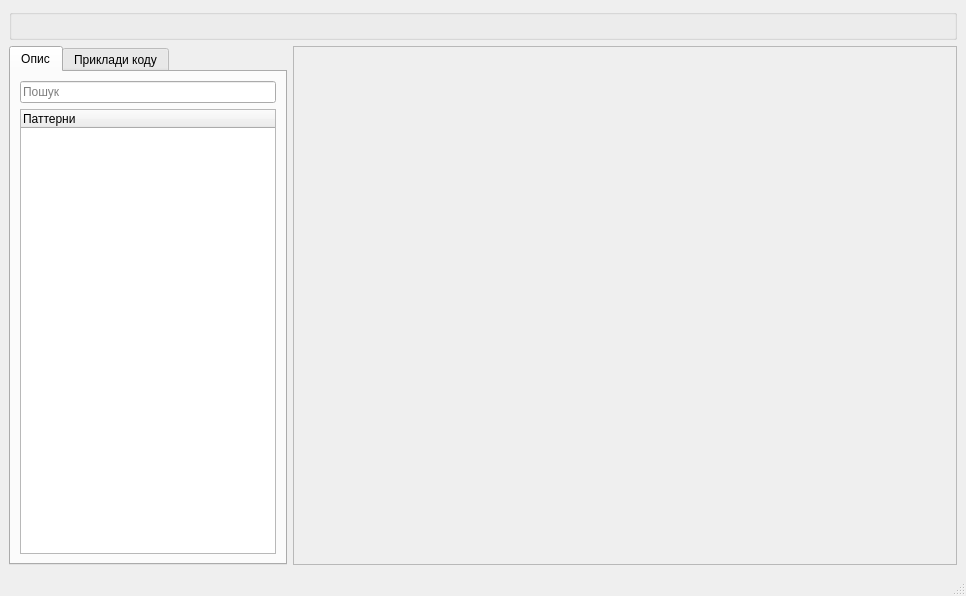
This is mainwindow.ui in VasylPupok/Library as Qt 5 draws it before an edit. The edited form follows.
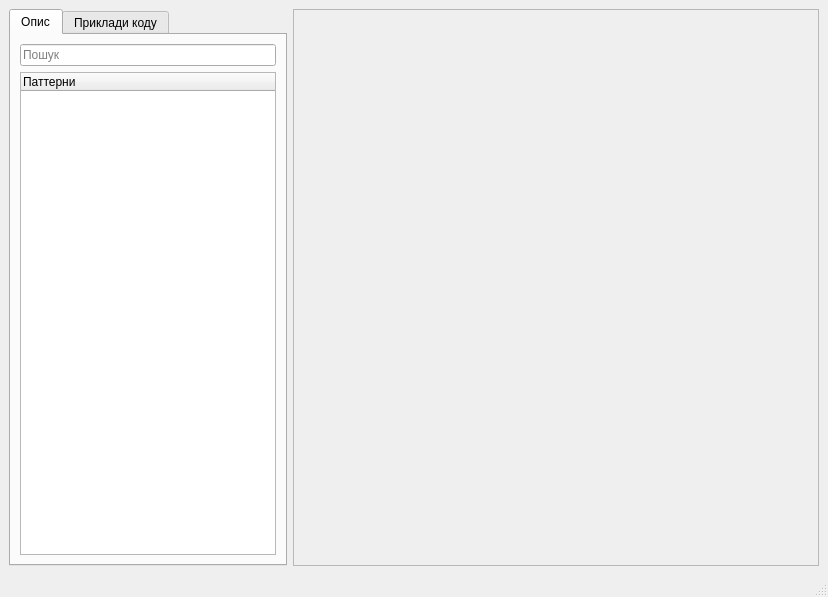
This is the edited form. The open tabs and pages were chosen to show the change. Custom widgets are drawn as their Qt base class.

```diff
--- a/mainwindow.ui
+++ b/mainwindow.ui
@@ -6,8 +6,8 @@
    <rect>
     <x>0</x>
     <y>0</y>
-    <width>966</width>
-    <height>596</height>
+    <width>828</width>
+    <height>597</height>
    </rect>
   </property>
   <property name="windowTitle">
@@ -15,19 +15,6 @@
   </property>
   <widget class="QWidget" name="centralwidget">
    <layout class="QVBoxLayout" name="verticalLayout">
-    <item>
-     <widget class="QGroupBox" name="actionBar">
-      <property name="sizePolicy">
-       <sizepolicy hsizetype="Preferred" vsizetype="Maximum">
-        <horstretch>0</horstretch>
-        <verstretch>0</verstretch>
-       </sizepolicy>
-      </property>
-      <property name="title">
-       <string/>
-      </property>
-     </widget>
-    </item>
     <item>
      <layout class="QHBoxLayout" name="viewWidget">
       <item>
@@ -49,15 +36,6 @@
           <string>Опис</string>
          </attribute>
          <layout class="QGridLayout" name="gridLayout">
-          <item row="1" column="0">
-           <widget class="PatternTab" name="patternsTree">
-            <column>
-             <property name="text">
-              <string>Паттерни</string>
-             </property>
-            </column>
-           </widget>
-          </item>
           <item row="0" column="0">
            <widget class="QLineEdit" name="descriptionSearchLine">
             <property name="placeholderText">
@@ -65,6 +43,15 @@
             </property>
            </widget>
           </item>
+          <item row="1" column="0">
+           <widget class="PatternTab" name="patternsTree">
+            <column>
+             <property name="text">
+              <string>Паттерни</string>
+             </property>
+            </column>
+           </widget>
+          </item>
          </layout>
         </widget>
         <widget class="QWidget" name="codeExamplesTab">
```
Left out of the diff: 4 changed lines with no effect on the pictures.
